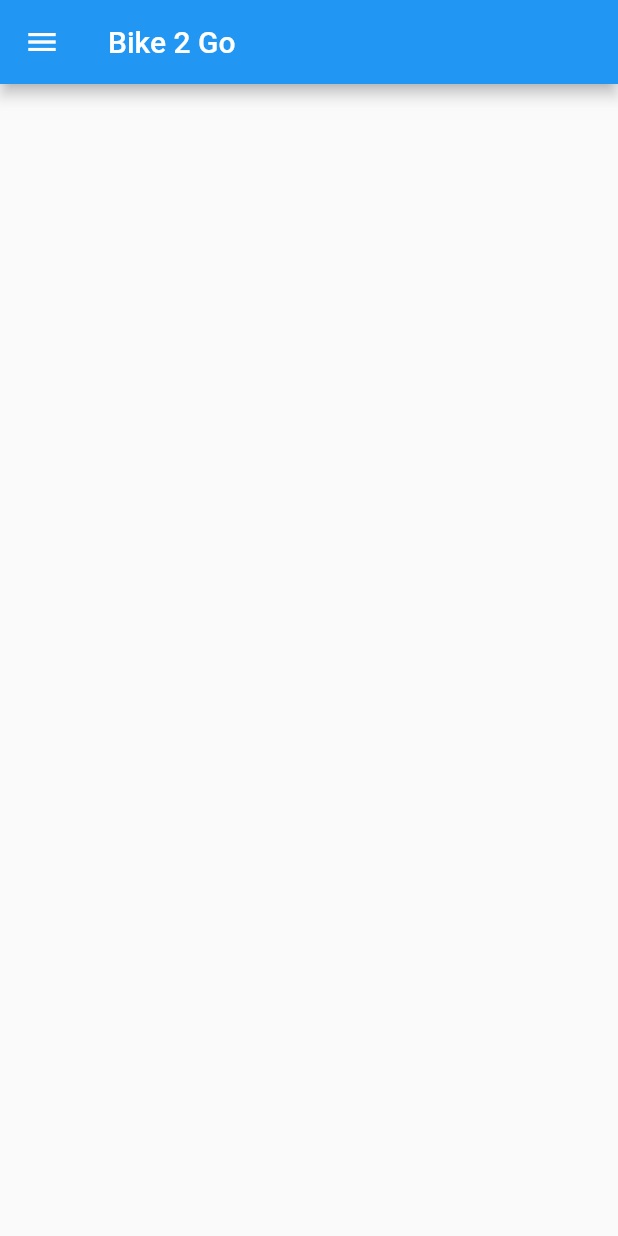
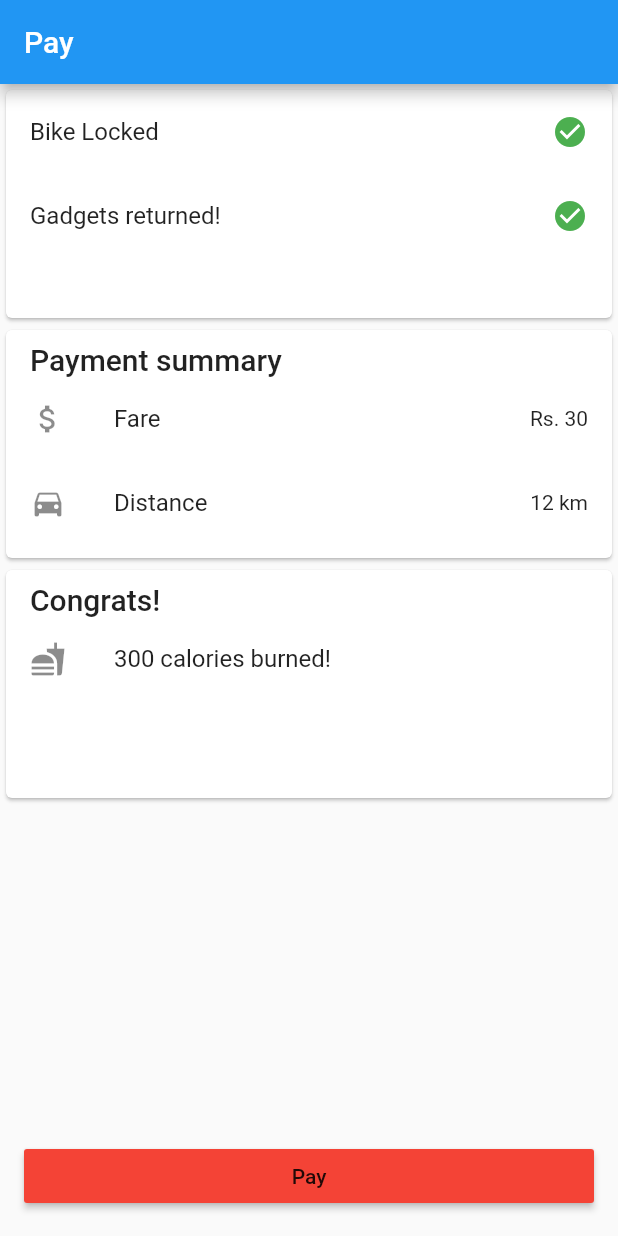
Before and after one commit to aubykhan/bike_go, a Flutter app: the screen it shows after launch, on a phone screen of 412 x 824 dp. Run offline on Flutter 3.47's test engine with Material 2 defaults, Android fonts, the phone set to English and light mode, and no system bars.

Commit message:
Add payment screen

```diff
--- a/lib/main.dart
+++ b/lib/main.dart
@@ -1,3 +1,4 @@
+import 'package:bike_go/ride_finished.dart';
 import 'package:flutter/material.dart';
 
 void main() {
@@ -9,7 +10,7 @@ class BikeGo extends StatelessWidget {
   Widget build(BuildContext context) {
     return new MaterialApp(
       title: "Bike 2 Go",
-      home: new LocatorPage(),
+      home: new RideFinishedPage(),
     );
   }
 }
--- /dev/null
+++ b/lib/ride_finished.dart
@@ -0,0 +1,96 @@
+import 'package:flutter/material.dart';
+
+class RideFinishedPage extends StatefulWidget {
+  @override
+  _RideFinishedPageState createState() => new _RideFinishedPageState();
+}
+
+class _RideFinishedPageState extends State<RideFinishedPage> {
+  @override
+  Widget build(BuildContext context) {
+    return Scaffold(
+      appBar: AppBar(
+        title: Text('Pay'),
+      ),
+      body: Container(
+        child: ListView(
+          children: <Widget>[
+            Card(
+              child: Column(
+                children: <Widget>[
+                  ListTile(
+                    title: Text('Bike Locked'),
+                    trailing: Icon(Icons.check_circle, color: Colors.green),
+                  ),
+                  ListTile(
+                    title: Text('Gadgets returned!'),
+                    trailing: Icon(Icons.check_circle,color: Colors.green,),
+                  )
+                ],
+              ),
+            ),
+            Card(
+              child: Column(
+                crossAxisAlignment: CrossAxisAlignment.start,
+                children: <Widget>[
+                  Padding(
+                    padding: const EdgeInsets.only(left: 16.0, top: 8.0),
+                    child: Text(
+                      'Payment summary',
+                      style: Theme.of(context).textTheme.title,
+                    ),
+                  ),
+                  ListTile(
+                    leading: Icon(Icons.attach_money),
+                    title: Text('Fare'),
+                    trailing: Text('Rs. 30'),
+                  ),
+                  ListTile(
+                    leading: Icon(Icons.directions_car),
+                    title: Text('Distance'),
+                    trailing: Text('12 km'),
+                  )
+                ],
+              ),
+            ),
+            Card(
+              child: Column(
+                mainAxisSize: MainAxisSize.min,
+                crossAxisAlignment: CrossAxisAlignment.start,
+                children: <Widget>[
+                  Padding(
+                    padding: const EdgeInsets.only(left: 16.0, top: 8.0),
+                    child: Text(
+                      'Congrats!',
+                      style: Theme.of(context).textTheme.title,
+                    ),
+                  ),
+                  ListTile(
+                    leading: Icon(Icons.fastfood),
+                    title: Text('300 calories burned!'),
+                  )
+                ],
+              ),
+            )
+          ],
+          itemExtent: 160.0,
+        ),
+      ),
+      floatingActionButton: Padding(
+        padding: const EdgeInsets.only(left: 32.0),
+        child: Row(
+          children: <Widget>[
+            Expanded(
+              child: RaisedButton(
+                color: Colors.red,
+                onPressed: () => {},
+                child: Text('Pay'),
+              ),
+            ),
+          ],
+        ),
+      ),
+    );
+  }
+
+}
```
